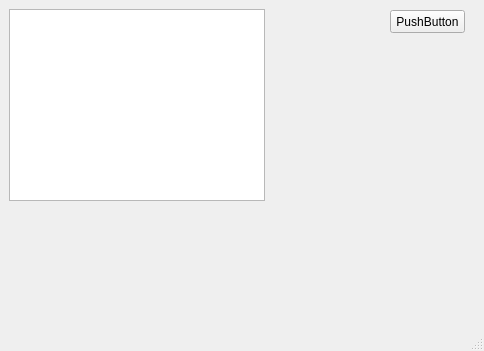
This is mainwindow.ui in fabiorush92/QIPTV as Qt 5 draws it before an edit. The edited form follows.
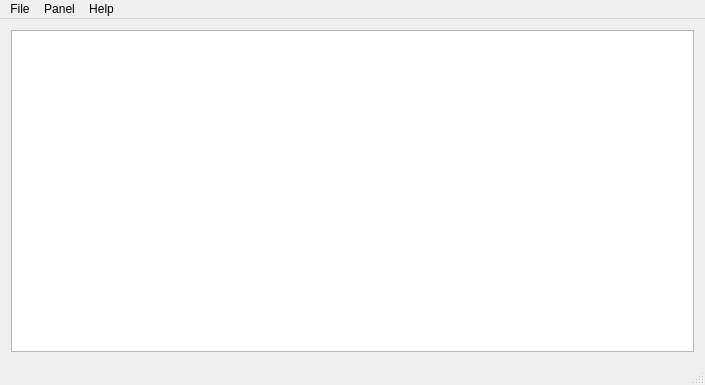
This is the edited form.

Commit message: complete PanelRepository & start UI composition

```diff
--- a/mainwindow.ui
+++ b/mainwindow.ui
@@ -6,8 +6,8 @@
    <rect>
     <x>0</x>
     <y>0</y>
-    <width>484</width>
-    <height>351</height>
+    <width>705</width>
+    <height>385</height>
    </rect>
   </property>
   <property name="font">
@@ -19,29 +19,11 @@
    <string/>
   </property>
   <widget class="QWidget" name="centralWidget">
-   <widget class="QTableWidget" name="tableWidget">
-    <property name="geometry">
-     <rect>
-      <x>9</x>
-      <y>9</y>
-      <width>256</width>
-      <height>192</height>
-     </rect>
-    </property>
-   </widget>
-   <widget class="QPushButton" name="pushButton">
-    <property name="geometry">
-     <rect>
-      <x>390</x>
-      <y>10</y>
-      <width>75</width>
-      <height>23</height>
-     </rect>
-    </property>
-    <property name="text">
-     <string>PushButton</string>
-    </property>
-   </widget>
+   <layout class="QVBoxLayout" name="verticalLayout">
+    <item>
+     <widget class="QTableWidget" name="tableWidget"/>
+    </item>
+   </layout>
   </widget>
   <widget class="QStatusBar" name="statusBar"/>
   <widget class="QMenuBar" name="menuBar">
@@ -49,10 +31,33 @@
     <rect>
      <x>0</x>
      <y>0</y>
-     <width>484</width>
+     <width>705</width>
      <height>21</height>
     </rect>
    </property>
+   <widget class="QMenu" name="menuPanel">
+    <property name="title">
+     <string>Panel</string>
+    </property>
+    <addaction name="actionAddPanel"/>
+    <addaction name="actionRemovePanel"/>
+   </widget>
+   <widget class="QMenu" name="menuHelp">
+    <property name="title">
+     <string>Help</string>
+    </property>
+    <addaction name="actionAboutQIPTV"/>
+    <addaction name="actionAboutQt"/>
+   </widget>
+   <widget class="QMenu" name="menuQIPTV">
+    <property name="title">
+     <string>File</string>
+    </property>
+    <addaction name="actionExit"/>
+   </widget>
+   <addaction name="menuQIPTV"/>
+   <addaction name="menuPanel"/>
+   <addaction name="menuHelp"/>
   </widget>
  </widget>
  <layoutdefault spacing="6" margin="11"/>
```
Left out of the diff: 28 changed lines with no effect on the pictures. The commit also changes 10 other files.
